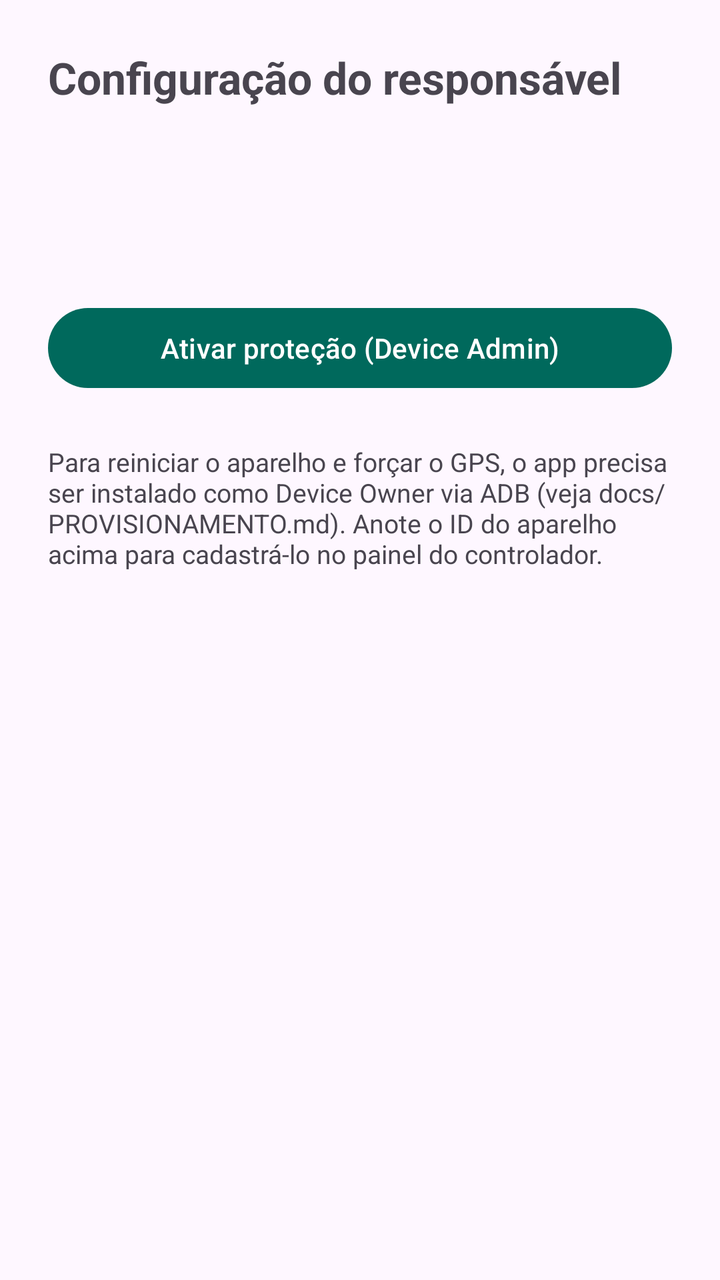
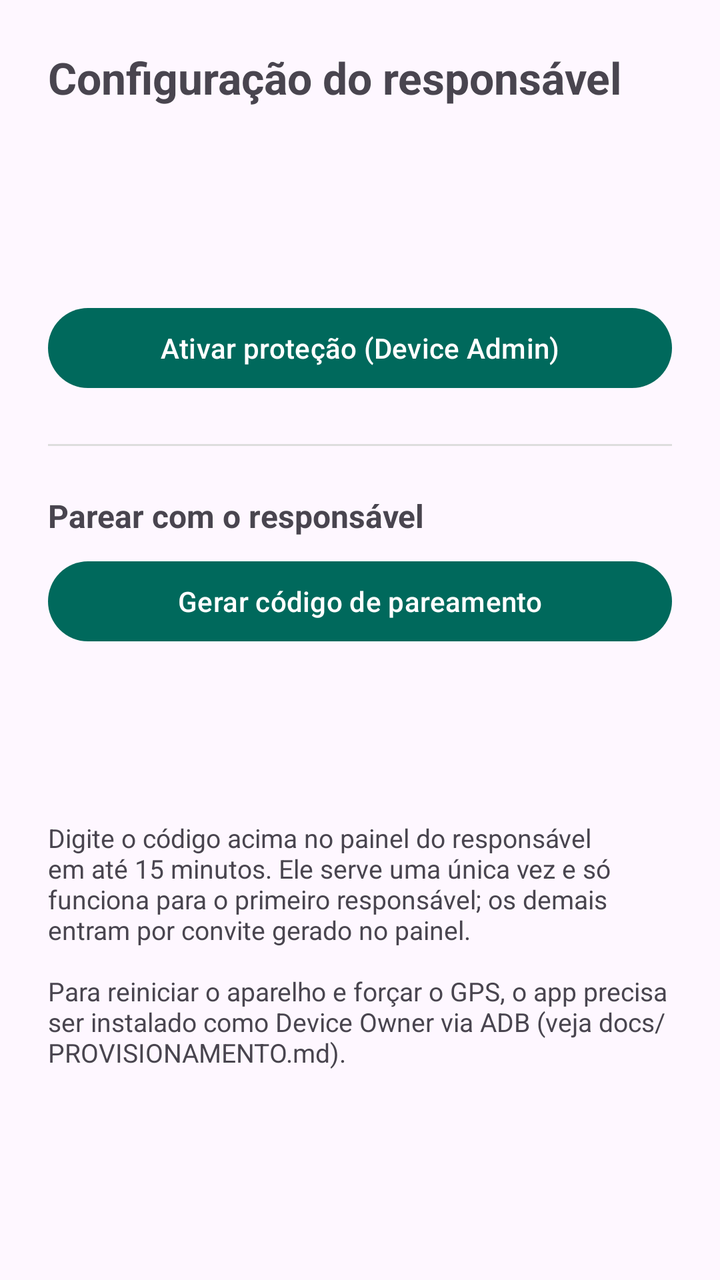

The first picture is an Android layout as it rendered before a commit; the second is the same layout after the commit. The layout source and the unified diff follow.
<!-- AndroidManifest.xml: application theme Theme.ControleInfantil -->
<!-- res/layout/activity_setup.xml -->
<?xml version="1.0" encoding="utf-8"?>
<ScrollView xmlns:android="http://schemas.android.com/apk/res/android"
    android:layout_width="match_parent"
    android:layout_height="match_parent"
    android:padding="24dp">

    <LinearLayout
        android:layout_width="match_parent"
        android:layout_height="wrap_content"
        android:orientation="vertical">

        <TextView
            android:layout_width="match_parent"
            android:layout_height="wrap_content"
            android:text="@string/setup_title"
            android:textSize="22sp"
            android:textStyle="bold"
            android:paddingBottom="16dp" />

        <TextView
            android:id="@+id/status"
            android:layout_width="match_parent"
            android:layout_height="wrap_content"
            android:textSize="16sp"
            android:paddingBottom="16dp" />

        <TextView
            android:id="@+id/deviceId"
            android:layout_width="match_parent"
            android:layout_height="wrap_content"
            android:textSize="14sp"
            android:textIsSelectable="true"
            android:paddingBottom="24dp" />

        <Button
            android:id="@+id/btnEnableAdmin"
            android:layout_width="match_parent"
            android:layout_height="wrap_content"
            android:text="@string/enable_admin" />

        <TextView
            android:layout_width="match_parent"
            android:layout_height="wrap_content"
            android:text="@string/setup_hint"
            android:textSize="13sp"
            android:paddingTop="24dp" />

    </LinearLayout>
</ScrollView>
<!-- resources referenced by this layout -->
<resources>
  <string name="enable_admin">Ativar proteção (Device Admin)</string>
  <string name="setup_hint">Para reiniciar o aparelho e forçar o GPS, o app precisa ser instalado como Device Owner via ADB (veja docs/PROVISIONAMENTO.md). Anote o ID do aparelho acima para cadastrá-lo no painel do controlador.</string>
  <string name="setup_title">Configuração do responsável</string>
  <style name="Theme.ControleInfantil" parent="Theme.Material3.DayNight.NoActionBar">
          <item name="colorPrimary">@color/primary</item>
          <item name="colorPrimaryDark">@color/primaryDark</item>
          <item name="android:statusBarColor" tools:targetApi="l">@color/primaryDark</item>
      </style>
  <color name="primary">#00695C</color>
  <color name="primaryDark">#004D40</color>
</resources>

<!-- the commit's change to res/layout/activity_setup.xml (unified diff, before → after) -->
@@ -38,6 +38,37 @@
             android:layout_height="wrap_content"
             android:text="@string/enable_admin" />
 
+        <View
+            android:layout_width="match_parent"
+            android:layout_height="1dp"
+            android:background="#DDDDDD"
+            android:layout_marginVertical="24dp" />
+
+        <TextView
+            android:layout_width="match_parent"
+            android:layout_height="wrap_content"
+            android:text="@string/pairing_title"
+            android:textStyle="bold"
+            android:textSize="16sp"
+            android:paddingBottom="8dp" />
+
+        <Button
+            android:id="@+id/btnPairingCode"
+            android:layout_width="match_parent"
+            android:layout_height="wrap_content"
+            android:text="@string/pairing_button" />
+
+        <TextView
+            android:id="@+id/pairingCode"
+            android:layout_width="match_parent"
+            android:layout_height="wrap_content"
+            android:gravity="center"
+            android:textSize="28sp"
+            android:textStyle="bold"
+            android:letterSpacing="0.15"
+            android:textIsSelectable="true"
+            android:paddingVertical="12dp" />
+
         <TextView
             android:layout_width="match_parent"
             android:layout_height="wrap_content"
<!-- resource entries referenced after the edit -->
@@ -1,7 +1,9 @@
 <!-- resources referenced by this layout -->
 <resources>
   <string name="enable_admin">Ativar proteção (Device Admin)</string>
-  <string name="setup_hint">Para reiniciar o aparelho e forçar o GPS, o app precisa ser instalado como Device Owner via ADB (veja docs/PROVISIONAMENTO.md). Anote o ID do aparelho acima para cadastrá-lo no painel do controlador.</string>
+  <string name="pairing_button">Gerar código de pareamento</string>
+  <string name="pairing_title">Parear com o responsável</string>
+  <string name="setup_hint">Digite o código acima no painel do responsável em até 15 minutos. Ele serve uma única vez e só funciona para o primeiro responsável; os demais entram por convite gerado no painel.\n\nPara reiniciar o aparelho e forçar o GPS, o app precisa ser instalado como Device Owner via ADB (veja docs/PROVISIONAMENTO.md).</string>
   <string name="setup_title">Configuração do responsável</string>
   <style name="Theme.ControleInfantil" parent="Theme.Material3.DayNight.NoActionBar">
           <item name="colorPrimary">@color/primary</item>
